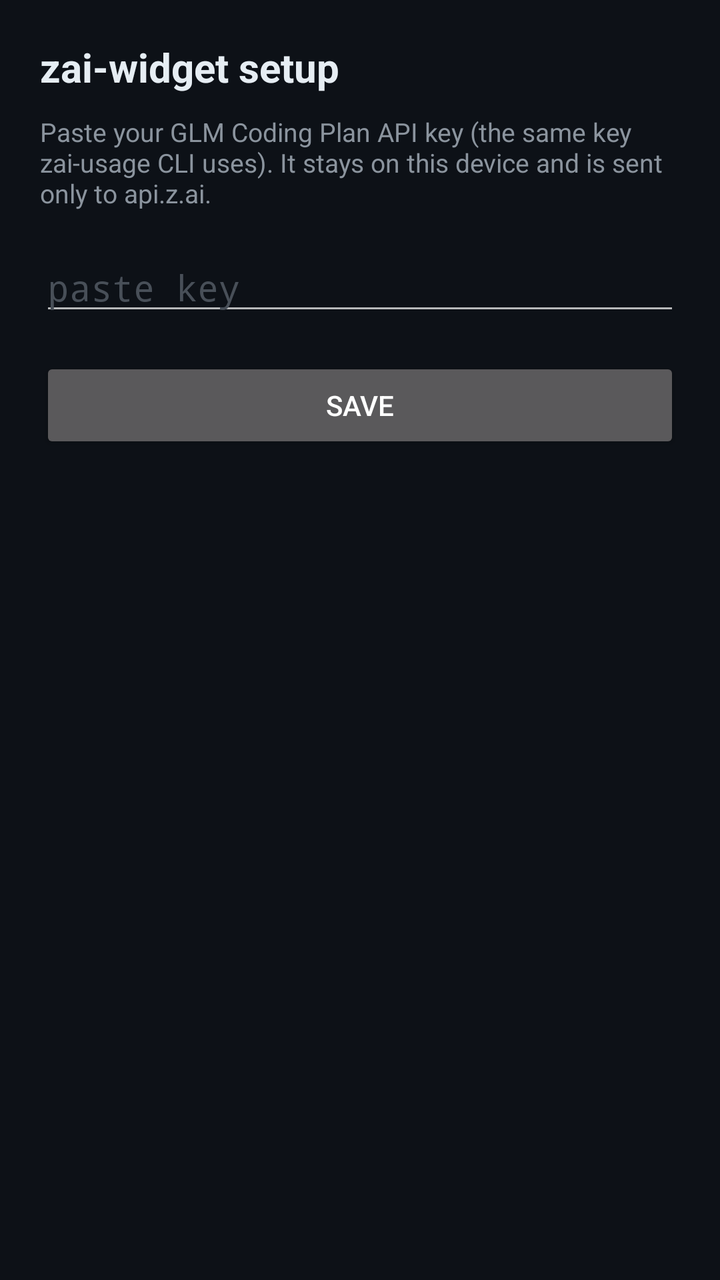
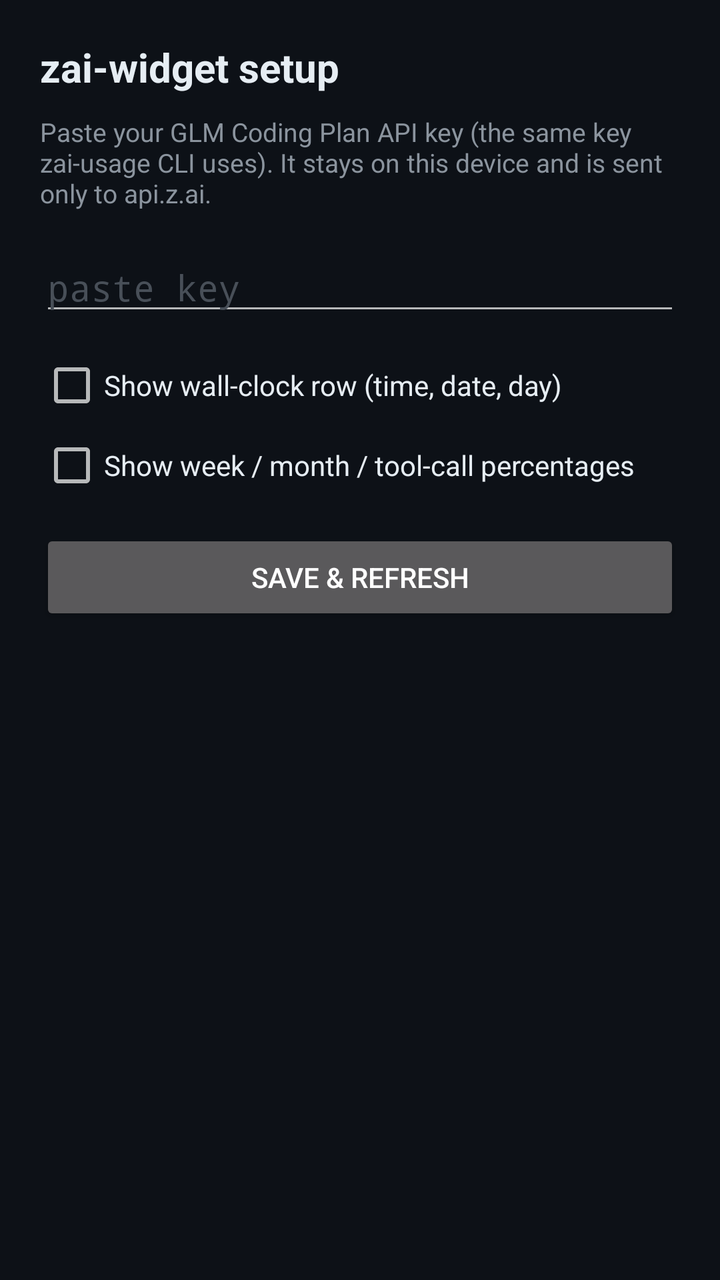

Compare the two renders of this Android layout. The source of the first and the diff that turns it into the second are given below.
<!-- AndroidManifest.xml: application theme android:Theme.Material.NoActionBar -->
<!-- res/layout/activity_settings.xml -->
<?xml version="1.0" encoding="utf-8"?>
<LinearLayout xmlns:android="http://schemas.android.com/apk/res/android"
    android:layout_width="match_parent"
    android:layout_height="match_parent"
    android:orientation="vertical"
    android:padding="20dp"
    android:background="#0D1117">

    <TextView
        android:layout_width="wrap_content"
        android:layout_height="wrap_content"
        android:text="@string/settings_title"
        android:textColor="#E6EDF3"
        android:textSize="20sp"
        android:textStyle="bold" />

    <TextView
        android:layout_width="match_parent"
        android:layout_height="wrap_content"
        android:layout_marginTop="10dp"
        android:text="@string/settings_hint"
        android:textColor="#8B949E"
        android:textSize="13sp" />

    <EditText
        android:id="@+id/key_input"
        android:layout_width="match_parent"
        android:layout_height="wrap_content"
        android:layout_marginTop="16dp"
        android:hint="paste key"
        android:inputType="textPassword"
        android:singleLine="true"
        android:textColor="#E6EDF3"
        android:textColorHint="#484F58" />

    <Button
        android:id="@+id/save"
        android:layout_width="match_parent"
        android:layout_height="wrap_content"
        android:layout_marginTop="16dp"
        android:text="@string/save" />
</LinearLayout>
<!-- resources referenced by this layout -->
<resources>
  <string name="save">Save</string>
  <string name="settings_hint">Paste your GLM Coding Plan API key (the same key zai-usage CLI uses). It stays on this device and is sent only to api.z.ai.</string>
  <string name="settings_title">zai-widget setup</string>
</resources>

<!-- the commit's change to res/layout/activity_settings.xml (unified diff, before → after) -->
@@ -33,6 +33,24 @@
         android:textColor="#E6EDF3"
         android:textColorHint="#484F58" />
 
+    <CheckBox
+        android:id="@+id/opt_clock"
+        android:layout_width="match_parent"
+        android:layout_height="wrap_content"
+        android:layout_marginTop="14dp"
+        android:text="@string/opt_clock"
+        android:textColor="#E6EDF3"
+        android:textSize="14sp" />
+
+    <CheckBox
+        android:id="@+id/opt_stats"
+        android:layout_width="match_parent"
+        android:layout_height="wrap_content"
+        android:layout_marginTop="8dp"
+        android:text="@string/opt_stats"
+        android:textColor="#E6EDF3"
+        android:textSize="14sp" />
+
     <Button
         android:id="@+id/save"
         android:layout_width="match_parent"
<!-- resource entries referenced after the edit -->
@@ -1,6 +1,8 @@
 <!-- resources referenced by this layout -->
 <resources>
-  <string name="save">Save</string>
+  <string name="opt_clock">Show wall-clock row (time, date, day)</string>
+  <string name="opt_stats">Show week / month / tool-call percentages</string>
+  <string name="save">Save &amp; refresh</string>
   <string name="settings_hint">Paste your GLM Coding Plan API key (the same key zai-usage CLI uses). It stays on this device and is sent only to api.z.ai.</string>
   <string name="settings_title">zai-widget setup</string>
 </resources>
